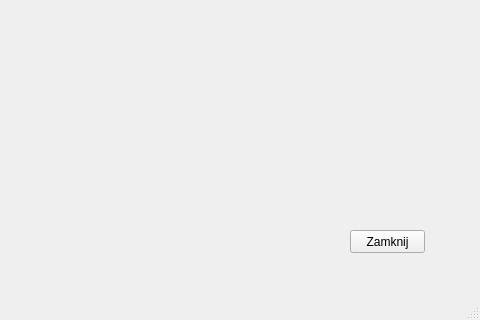
Qt form Timery/addspecialdatesimportant.ui (Astropl/OptiBase) before a commit; both pictures show x 320 to 800 and y 280 to 600 of the 800 by 600 pixel window.
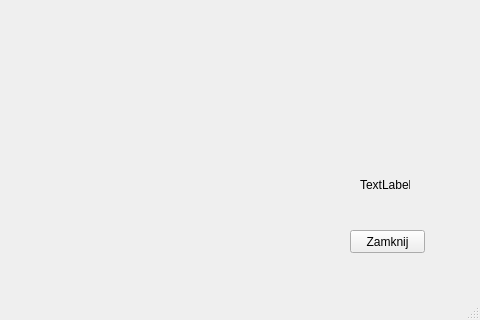
The same form after that commit.

```diff
--- a/Timery/addspecialdatesimportant.ui
+++ b/Timery/addspecialdatesimportant.ui
@@ -158,6 +158,19 @@
      <string>Zapisz i Wyjdz</string>
     </property>
    </widget>
+   <widget class="QLabel" name="lblCheckOkNo">
+    <property name="geometry">
+     <rect>
+      <x>680</x>
+      <y>440</y>
+      <width>50</width>
+      <height>50</height>
+     </rect>
+    </property>
+    <property name="text">
+     <string>TextLabel</string>
+    </property>
+   </widget>
   </widget>
   <widget class="QMenuBar" name="menubar">
    <property name="geometry">
```
